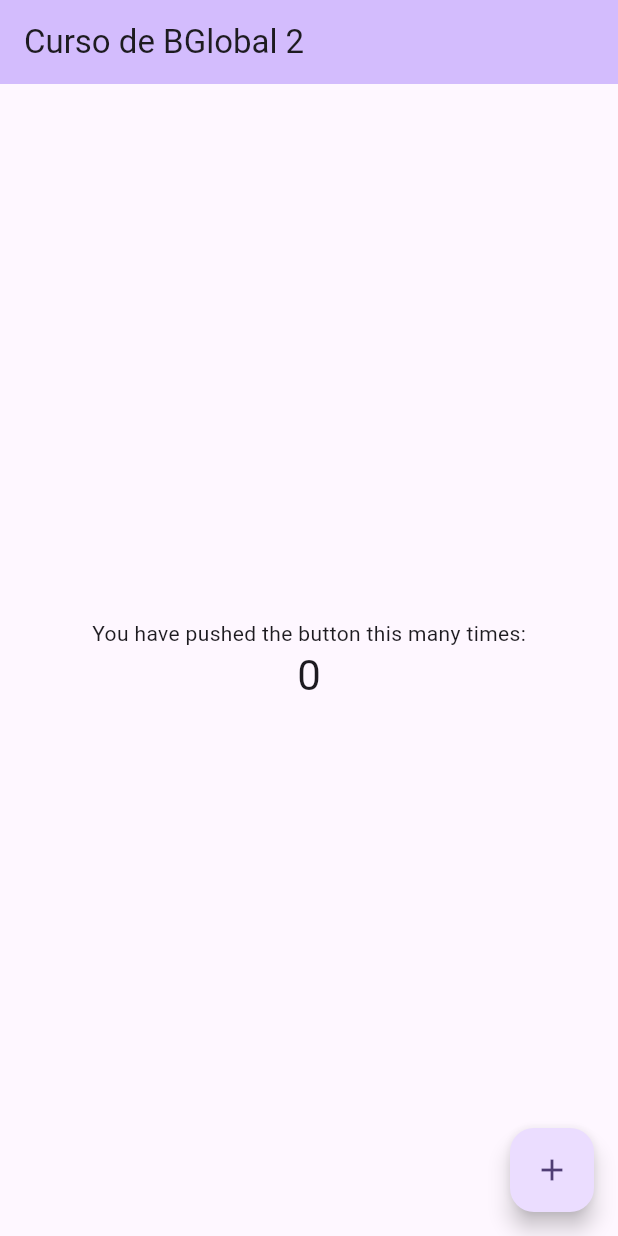
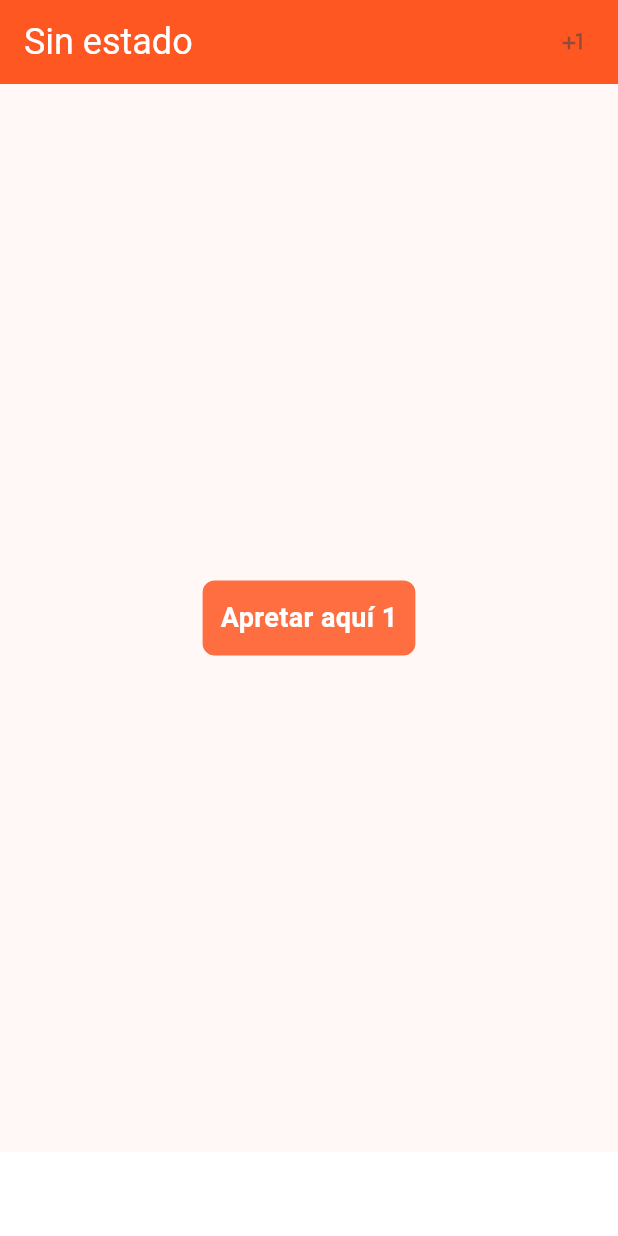
Before and after one commit to BGlobalSolutions-ARG/taller_fluter_bglobal, a Flutter app: the screen it shows after launch, on a phone screen of 412 x 824 dp. Run offline on Flutter 3.47's test engine with Material 2 defaults, Android fonts, the phone set to English and light mode, and no system bars.

Commit message:
chapter 2

```diff
--- a/lib/main.dart
+++ b/lib/main.dart
@@ -1,3 +1,5 @@
+// ignore_for_file: public_member_api_docs, sort_constructors_first
+import 'package:flutter/cupertino.dart';
 import 'package:flutter/material.dart';
 
 void main() {
@@ -7,119 +9,108 @@ void main() {
 class MyApp extends StatelessWidget {
   const MyApp({super.key});
 
-  // This widget is the root of your application.
   @override
   Widget build(BuildContext context) {
     return MaterialApp(
       title: 'Flutter Demo',
       theme: ThemeData(
-        // This is the theme of your application.
-        //
-        // TRY THIS: Try running your application with "flutter run". You'll see
-        // the application has a blue toolbar. Then, without quitting the app,
-        // try changing the seedColor in the colorScheme below to Colors.green
-        // and then invoke "hot reload" (save your changes or press the "hot
-        // reload" button in a Flutter-supported IDE, or press "r" if you used
-        // the command line to start the app).
-        //
-        // Notice that the counter didn't reset back to zero; the application
-        // state is not lost during the reload. To reset the state, use hot
-        // restart instead.
-        //
-        // This works for code too, not just values: Most code changes can be
-        // tested with just a hot reload.
-        colorScheme: ColorScheme.fromSeed(seedColor: Colors.deepPurple),
+        colorScheme: ColorScheme.fromSeed(seedColor: Colors.deepOrange),
+        appBarTheme: const AppBarTheme(
+          centerTitle: false,
+          backgroundColor: Colors.deepOrange,
+          titleTextStyle: TextStyle(
+            color: Colors.white,
+            fontSize: 24,
+          ),
+        ),
         useMaterial3: true,
       ),
-      home: const MyHomePage(title: 'Curso de BGlobal 2'),
+      home: const HomePage(),
     );
   }
 }
 
-class MyHomePage extends StatefulWidget {
-  const MyHomePage({super.key, required this.title});
-
-  // This widget is the home page of your application. It is stateful, meaning
-  // that it has a State object (defined below) that contains fields that affect
-  // how it looks.
-
-  // This class is the configuration for the state. It holds the values (in this
-  // case the title) provided by the parent (in this case the App widget) and
-  // used by the build method of the State. Fields in a Widget subclass are
-  // always marked "final".
-
-  final String title;
-
-  @override
-  State<MyHomePage> createState() => _MyHomePageState();
-}
-
-class _MyHomePageState extends State<MyHomePage> {
-  int _counter = 0;
-
-  void _incrementCounter() {
-    setState(() {
-      // This call to setState tells the Flutter framework that something has
-      // changed in this State, which causes it to rerun the build method below
-      // so that the display can reflect the updated values. If we changed
-      // _counter without calling setState(), then the build method would not be
-      // called again, and so nothing would appear to happen.
-      _counter++;
-    });
-  }
+class HomeWidget extends StatelessWidget {
+  const HomeWidget({super.key});
 
   @override
   Widget build(BuildContext context) {
-    // This method is rerun every time setState is called, for instance as done
-    // by the _incrementCounter method above.
-    //
-    // The Flutter framework has been optimized to make rerunning build methods
-    // fast, so that you can just rebuild anything that needs updating rather
-    // than having to individually change instances of widgets.
     return Scaffold(
       appBar: AppBar(
-        // TRY THIS: Try changing the color here to a specific color (to
-        // Colors.amber, perhaps?) and trigger a hot reload to see the AppBar
-        // change color while the other colors stay the same.
-        backgroundColor: Theme.of(context).colorScheme.inversePrimary,
-        // Here we take the value from the MyHomePage object that was created by
-        // the App.build method, and use it to set our appbar title.
-        title: Text(widget.title),
+        title: const Text('Sin estado'),
       ),
-      body: Center(
-        // Center is a layout widget. It takes a single child and positions it
-        // in the middle of the parent.
-        child: Column(
-          // Column is also a layout widget. It takes a list of children and
-          // arranges them vertically. By default, it sizes itself to fit its
-          // children horizontally, and tries to be as tall as its parent.
-          //
-          // Column has various properties to control how it sizes itself and
-          // how it positions its children. Here we use mainAxisAlignment to
-          // center the children vertically; the main axis here is the vertical
-          // axis because Columns are vertical (the cross axis would be
-          // horizontal).
-          //
-          // TRY THIS: Invoke "debug painting" (choose the "Toggle Debug Paint"
-          // action in the IDE, or press "p" in the console), to see the
-          // wireframe for each widget.
-          mainAxisAlignment: MainAxisAlignment.center,
-          children: <Widget>[
-            const Text(
-              'You have pushed the button this many times:',
-            ),
-            Text(
-              '$_counter',
-              style: Theme.of(context).textTheme.headlineMedium,
-            ),
-          ],
-        ),
-      ),
-      floatingActionButton: FloatingActionButton(
-        onPressed: _incrementCounter,
-        tooltip: 'Increment',
-        child: const Icon(Icons.add),
-      ), // This trailing comma makes auto-formatting nicer for build methods.
     );
   }
 }
+
+class HomePage extends StatefulWidget {
+  const HomePage({super.key});
+
+  @override
+  State<HomePage> createState() => _HomePageState();
+}
+
+class _HomePageState extends State<HomePage> {
+  var counter = 1;
+  @override
+  Widget build(BuildContext context) {
+    return Scaffold(
+      appBar: AppBar(
+        title: const Text('Sin estado'),
+        actions: [
+          CupertinoButton(
+            onPressed: onAdd,
+            child: const Icon(Icons.plus_one),
+          )
+        ],
+      ),
+      body: Center(
+        child: MyButton(
+          label: 'Apretar aquí $counter',
+          onTap: onAdd,
+        ),
+      ),
+      bottomNavigationBar: Container(
+        height: 56,
+        color: Colors.white,
+      ),
+    );
+  }
+
+  void onAdd() {
+    print(counter);
+    setState(() => counter++);
+  }
+}
+
+class MyButton extends StatelessWidget {
+  final String label;
+  final VoidCallback onTap;
+  const MyButton({
+    Key? key,
+    required this.label,
+    required this.onTap,
+  }) : super(key: key);
+
+  @override
+  Widget build(BuildContext context) {
+    return GestureDetector(
+      onTap: onTap,
+      child: Container(
+        padding: const EdgeInsets.all(12.0),
+        decoration: const BoxDecoration(
+          color: Colors.deepOrangeAccent,
+          borderRadius: BorderRadius.all(Radius.circular(8.0)),
+        ),
+        child: Text(
+          label,
+          style: const TextStyle(
+            fontSize: 18,
+            color: Colors.white,
+            fontWeight: FontWeight.w600,
+          ),
+        ),
+      ),
+    );
+  }
+}
```
Also changed, not shown: pubspec.yaml (+15 -69 lines), assets/fonts/Majes_icons.ttf (added), assets/images/2x/logo.png (added), assets/images/3x/logo.png (added), assets/images/logo.png (added), pubspec.lock.
